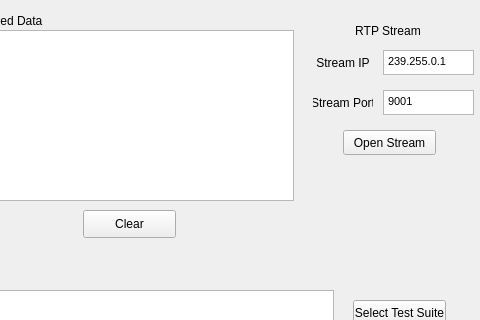
Above: QtProxyClient/mainwindow.ui from cal-roboops/F2017_Decal before the change; both pictures show x 367 to 847 and y 0 to 320 of the 847 by 420 pixel window. Below: the same form after it.
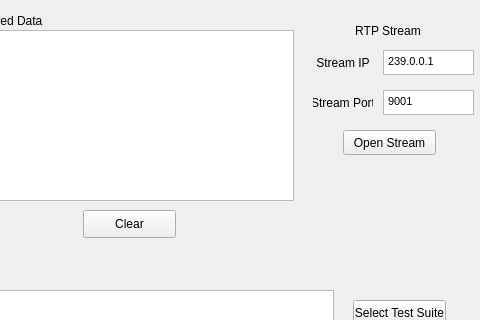
That is the form after the change.

What changed in the file:
```diff
--- a/QtProxyClient/mainwindow.ui
+++ b/QtProxyClient/mainwindow.ui
@@ -363,7 +363,7 @@
 &lt;html&gt;&lt;head&gt;&lt;meta name=&quot;qrichtext&quot; content=&quot;1&quot; /&gt;&lt;style type=&quot;text/css&quot;&gt;
 p, li { white-space: pre-wrap; }
 &lt;/style&gt;&lt;/head&gt;&lt;body style=&quot; font-family:'MS Shell Dlg 2'; font-size:8.25pt; font-weight:400; font-style:normal;&quot;&gt;
-&lt;p style=&quot; margin-top:0px; margin-bottom:0px; margin-left:0px; margin-right:0px; -qt-block-indent:0; text-indent:0px;&quot;&gt;239.255.0.1&lt;/p&gt;&lt;/body&gt;&lt;/html&gt;</string>
+&lt;p style=&quot; margin-top:0px; margin-bottom:0px; margin-left:0px; margin-right:0px; -qt-block-indent:0; text-indent:0px;&quot;&gt;239.0.0.1&lt;/p&gt;&lt;/body&gt;&lt;/html&gt;</string>
     </property>
    </widget>
    <widget class="QLabel" name="st_port_Label">
```
